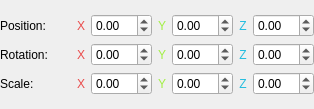
The window that Projects/DrakEditor/Forms/transformwidget.ui (Natches/Drakkar-Engine) describes before a commit, drawn with Qt 5.
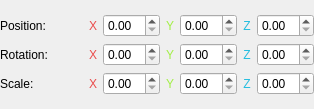
The same window after the commit.

The edit to the form file:
```diff
--- a/Projects/DrakEditor/Forms/transformwidget.ui
+++ b/Projects/DrakEditor/Forms/transformwidget.ui
@@ -319,12 +319,6 @@
              <verstretch>0</verstretch>
             </sizepolicy>
            </property>
-           <property name="minimum">
-            <double>-99.000000000000000</double>
-           </property>
-           <property name="maximum">
-            <double>99.000000000000000</double>
-           </property>
           </widget>
          </item>
          <item>
@@ -574,12 +568,6 @@
              <verstretch>0</verstretch>
             </sizepolicy>
            </property>
-           <property name="minimum">
-            <double>-99.000000000000000</double>
-           </property>
-           <property name="maximum">
-            <double>99.000000000000000</double>
-           </property>
           </widget>
          </item>
          <item>
@@ -829,12 +817,6 @@
              <verstretch>0</verstretch>
             </sizepolicy>
            </property>
-           <property name="minimum">
-            <double>-99.000000000000000</double>
-           </property>
-           <property name="maximum">
-            <double>99.000000000000000</double>
-           </property>
           </widget>
          </item>
         </layout>
@@ -1088,12 +1070,6 @@
              <verstretch>0</verstretch>
             </sizepolicy>
            </property>
-           <property name="minimum">
-            <double>-99.000000000000000</double>
-           </property>
-           <property name="maximum">
-            <double>99.000000000000000</double>
-           </property>
           </widget>
          </item>
          <item>
@@ -1343,12 +1319,6 @@
              <verstretch>0</verstretch>
             </sizepolicy>
            </property>
-           <property name="minimum">
-            <double>-99.000000000000000</double>
-           </property>
-           <property name="maximum">
-            <double>99.000000000000000</double>
-           </property>
           </widget>
          </item>
          <item>
@@ -1598,12 +1568,6 @@
              <verstretch>0</verstretch>
             </sizepolicy>
            </property>
-           <property name="minimum">
-            <double>-99.000000000000000</double>
-           </property>
-           <property name="maximum">
-            <double>99.000000000000000</double>
-           </property>
           </widget>
          </item>
         </layout>
@@ -1857,12 +1821,6 @@
              <verstretch>0</verstretch>
             </sizepolicy>
            </property>
-           <property name="minimum">
-            <double>-99.000000000000000</double>
-           </property>
-           <property name="maximum">
-            <double>99.000000000000000</double>
-           </property>
           </widget>
          </item>
          <item>
@@ -2112,12 +2070,6 @@
              <verstretch>0</verstretch>
             </sizepolicy>
            </property>
-           <property name="minimum">
-            <double>-99.000000000000000</double>
-           </property>
-           <property name="maximum">
-            <double>99.000000000000000</double>
-           </property>
           </widget>
          </item>
          <item>
@@ -2367,12 +2319,6 @@
              <verstretch>0</verstretch>
             </sizepolicy>
            </property>
-           <property name="minimum">
-            <double>-99.000000000000000</double>
-           </property>
-           <property name="maximum">
-            <double>99.000000000000000</double>
-           </property>
           </widget>
          </item>
         </layout>
```
Left out of the diff: 18 changed lines with no effect on the pictures.
